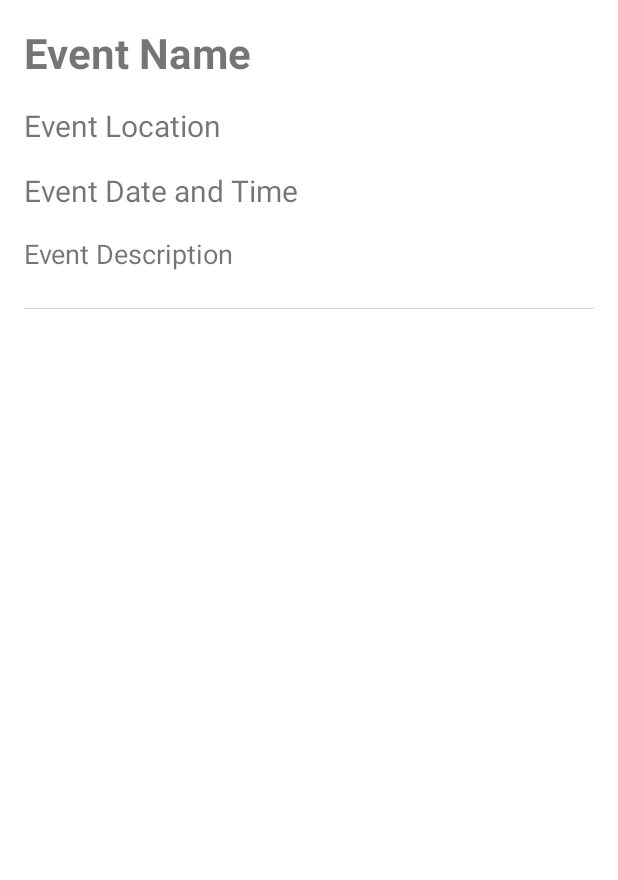
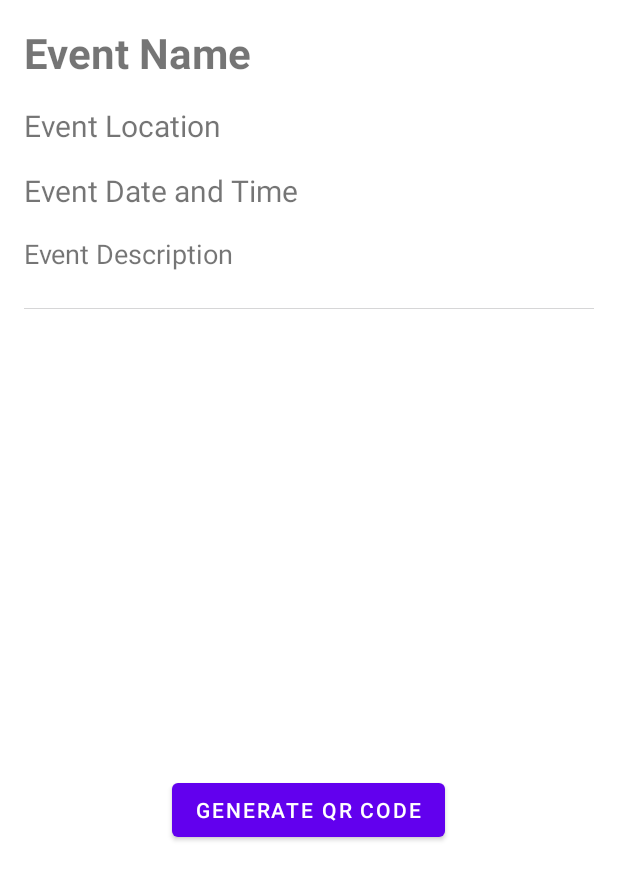
Before and after one commit to CMPUT301W24T40/Circle, an Android app: the layout event_details_activity.xml on its own in the app's theme, with its tools: preview values and no code run, on a phone screen of 412 x 824 dp. Shown: the top 880 px of the screen. Run offline under Robolectric (Android 15) with nearby library versions, the phone set to English and light mode, and no system bars.

Commit message:
TAKE 2:Added functionality to generate QR code from event details page. Still have to add event details to QR code.

```diff
--- a/app/build.gradle.kts
+++ b/app/build.gradle.kts
@@ -56,6 +56,7 @@ dependencies {
     implementation("com.google.firebase:firebase-inappmessaging-ktx:20.4.0")
     //QR CODE
     implementation ("com.journeyapps:zxing-android-embedded:4.2.0")
+    implementation ("com.google.zxing:core:3.4.1")
     // Image Uploads
     implementation ("com.github.dhaval2404:imagepicker:2.1")
     implementation ("com.github.bumptech.glide:glide:4.16.0")
--- a/app/src/main/AndroidManifest.xml
+++ b/app/src/main/AndroidManifest.xml
@@ -40,6 +40,7 @@
             android:name=".EventDetailsActivity"
             android:exported="true"
             android:theme="@style/Theme.CircleApp.NoActionBar" />
+        <activity android:name=".GenerateQRActivity"/>
     </application>
 
 </manifest>
--- a/app/src/main/res/layout/event_details_activity.xml
+++ b/app/src/main/res/layout/event_details_activity.xml
@@ -49,4 +49,13 @@
         android:scaleType="fitCenter"
         tools:srcCompat="@tools:sample/avatars" />
 
+    <Button
+        android:id="@+id/generate_qr_button"
+        android:layout_width="wrap_content"
+        android:layout_height="wrap_content"
+        android:layout_below="@id/event_details_poster"
+        android:layout_centerHorizontal="true"
+        android:layout_marginTop="310dp"
+        android:text="@string/generate_qr_code" />
+
 </RelativeLayout>
--- a/app/src/main/res/values/strings.xml
+++ b/app/src/main/res/values/strings.xml
@@ -6,5 +6,6 @@
     <string name="email">Email</string>
     <string name="phone_number">Phone Number</string>
     <string name="last_name">Last Name</string>
+    <string name="generate_qr_code">Generate QR Code</string>
 
 </resources>
```
Also changed, not shown: app/src/main/java/com/example/circleapp/EventDetailsActivity.java (+11 -0 lines), app/src/main/java/com/example/circleapp/GenerateQRActivity.java (added, +45 -0 lines), app/src/main/res/layout/activity_generate_qr.xml (added, +12 -0 lines), app/src/main/res/layout/scan_qr.xml (deleted, +0 -9 lines).
